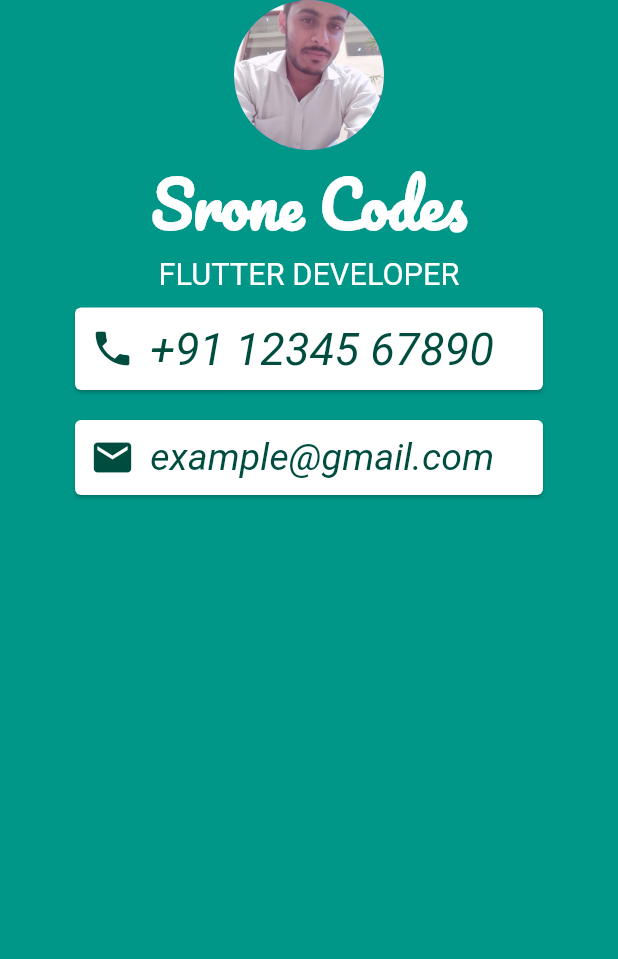
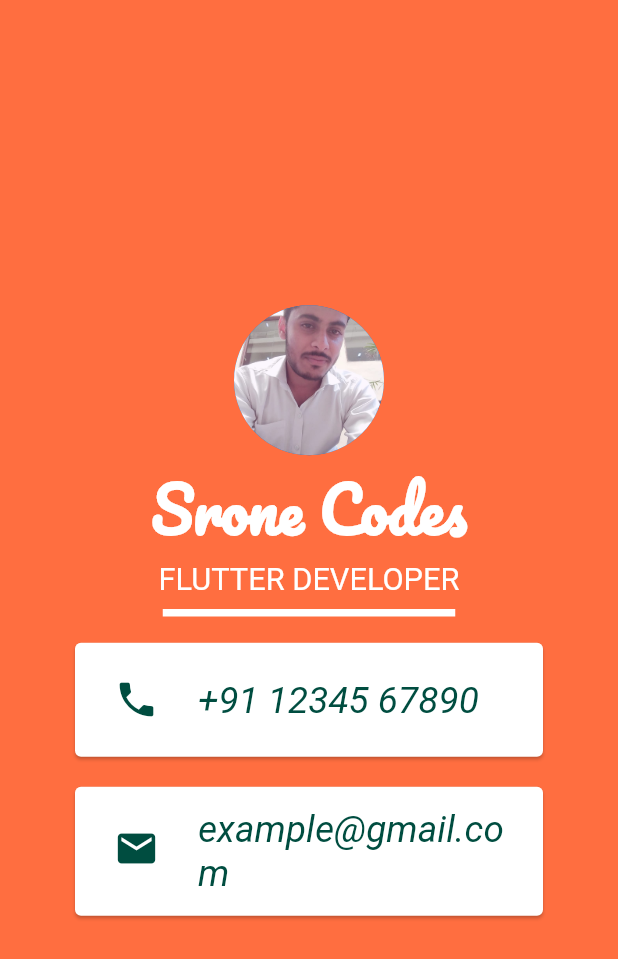
Before and after one commit to SaranshChauhan/Mi_card_basic_app, a Flutter app: the screen it shows after launch, on a phone screen of 412 x 824 dp. Shown: the top 959 px of the screen. Run offline on Flutter 3.47's test engine with Material 2 defaults, Android fonts, the light colour scheme and no system bars; Roboto replaces fonts that are missing (SourceSansPro-Bold, SourceSansPro-Regular).

Commit message:
added ListTile

```diff
--- a/lib/main.dart
+++ b/lib/main.dart
@@ -11,9 +11,11 @@ class MyApp extends StatelessWidget {
       debugShowCheckedModeBanner: false,
 
       home: Scaffold(
-          backgroundColor: Colors.teal,
+          backgroundColor: Colors.deepOrangeAccent,
           //body: Column(
-            body: SafeArea(child: Column( children: <Widget> [
+            body: SafeArea(child: Column(
+              mainAxisAlignment: MainAxisAlignment.center,
+              children: <Widget> [
           Center(
             child: CircleAvatar(
                 radius: 50.0,
@@ -37,71 +39,69 @@ class MyApp extends StatelessWidget {
                   fontFamily: 'SourceSansPro-Regular'
                 ),
               ),
+              SizedBox(
+                height:  20.0,
+                width: 200,
+                child: Divider(
+                  color: Colors.white,
+                  thickness: 5,
+                  indent: 2.5,
+                  endIndent: 2.5,
+                ),
+              ),
               Card(
-                color: Colors.white,
                 margin: EdgeInsets.symmetric(vertical: 10.0, horizontal:  50.0),
                 //padding: EdgeInsets.all(10.0),
                 child:  Padding( // padding class
                   padding: EdgeInsets.all(10.0),
-                  child: Row(
-                    children: <Widget>[
-                      Icon(
+                  child: ListTile(
+                      leading: Icon(
                         Icons.phone,
                         size: 30.0,
                         color: Colors.teal.shade900,
                       ),
-                      SizedBox(
-                        width: 10.0,
-                      ),
-                      Text(
+                      title: Text(
                         '+91 12345 67890',
                         style: TextStyle(
                           color: Colors.teal.shade900,
-                          fontSize: 30.0,
+                          fontSize: 24.5,
                           fontFamily: 'SourceSansPro-Bold',
                           fontStyle: FontStyle.italic,
 
                         ),
                       ),
 
-                    ],
                   ),
                   ),
                 ),
+
               Card(
-                color: Colors.white,
                 margin: EdgeInsets.symmetric(vertical: 10.0, horizontal:  50.0),
                 //padding: EdgeInsets.all(10.0), because card doesn't have padding properties.
                 child:  Padding(
                   padding: EdgeInsets.all(10.0),
-                  child: Row(
-                    children: <Widget>[
-                      Icon(
+                  child: ListTile(
+                    leading: Icon(
                       Icons.email,
                       size: 30.0,
                       color: Colors.teal.shade900,
                     ),
-                      SizedBox(
-                        width: 10.0,
-                      ),
-                      Text(
+                    title: Text(
                         'example@gmail.com',
                         style: TextStyle(
                           color: Colors.teal.shade900,
-                          fontSize: 25.0,
+                          fontSize: 24.5,
                           fontFamily: 'SourceSansPro-Bold',
                           fontStyle: FontStyle.italic,
 
                         ),
-                      ),
-
-                    ],
-                  ),
+                  )
                 ),
 
 
               )
 
+              )
             ],
         ),
        ),
```
Lines whose indentation alone changed are shown as unchanged.
